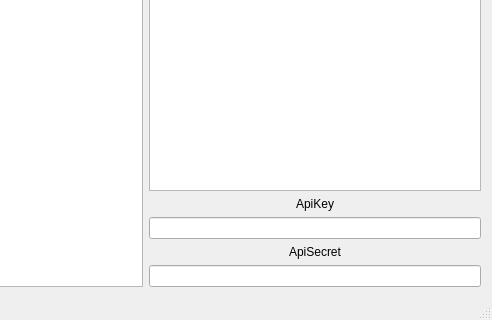
The window that mainwindow.ui (predbannikov/cryptopia_client) describes before a commit, drawn with Qt 5; both pictures show x 335 to 827 and y 247 to 567 of the 827 by 567 pixel window.
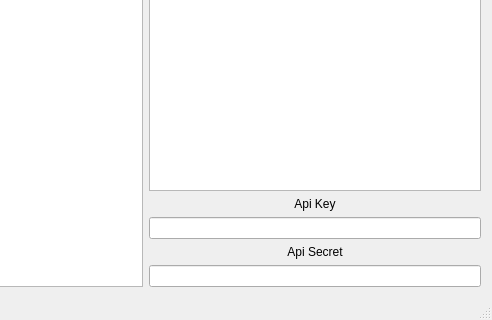
The same window after the commit.

Commit message: Закрыл

What changed in the file:
```diff
--- a/mainwindow.ui
+++ b/mainwindow.ui
@@ -139,7 +139,7 @@
         <item>
          <widget class="QLabel" name="label">
           <property name="text">
-           <string>ApiKey</string>
+           <string>Api Key</string>
           </property>
           <property name="alignment">
            <set>Qt::AlignCenter</set>
@@ -152,7 +152,7 @@
         <item>
          <widget class="QLabel" name="label_2">
           <property name="text">
-           <string>ApiSecret</string>
+           <string>Api Secret</string>
           </property>
           <property name="alignment">
            <set>Qt::AlignCenter</set>
```
Left out of the diff: 2 changed lines with no effect on the pictures. The commit also changes 1 other file.
